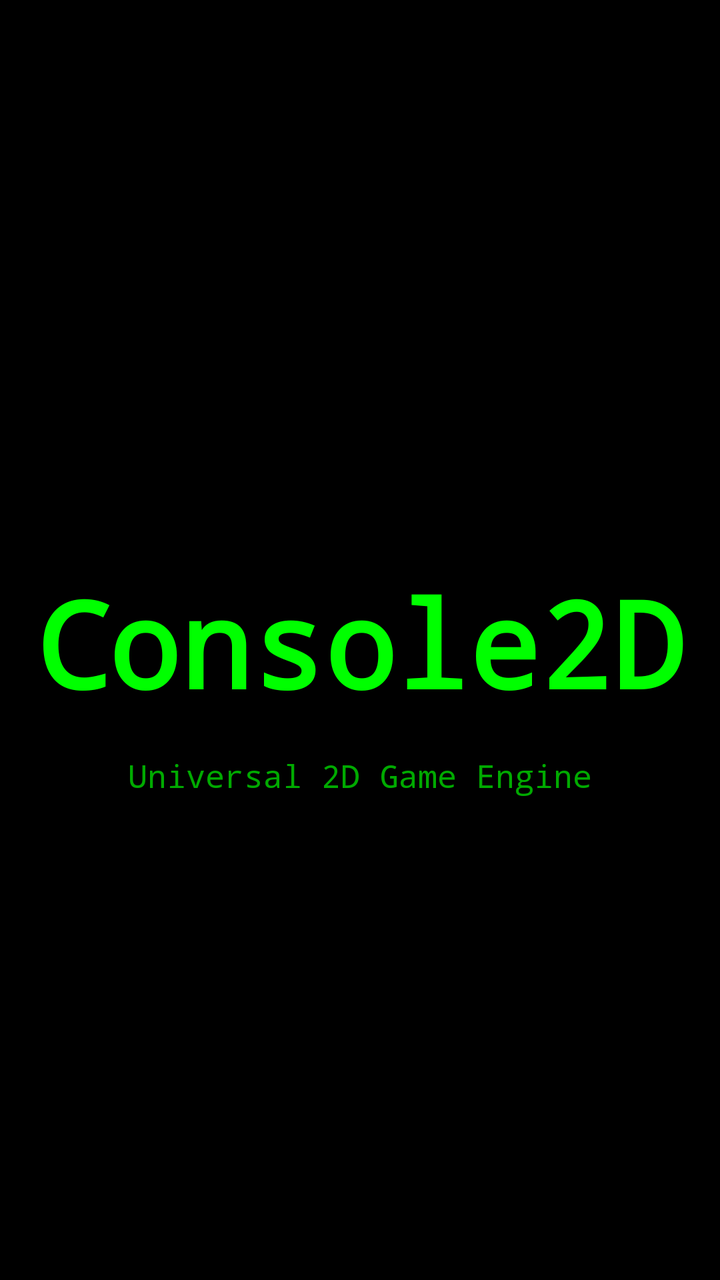
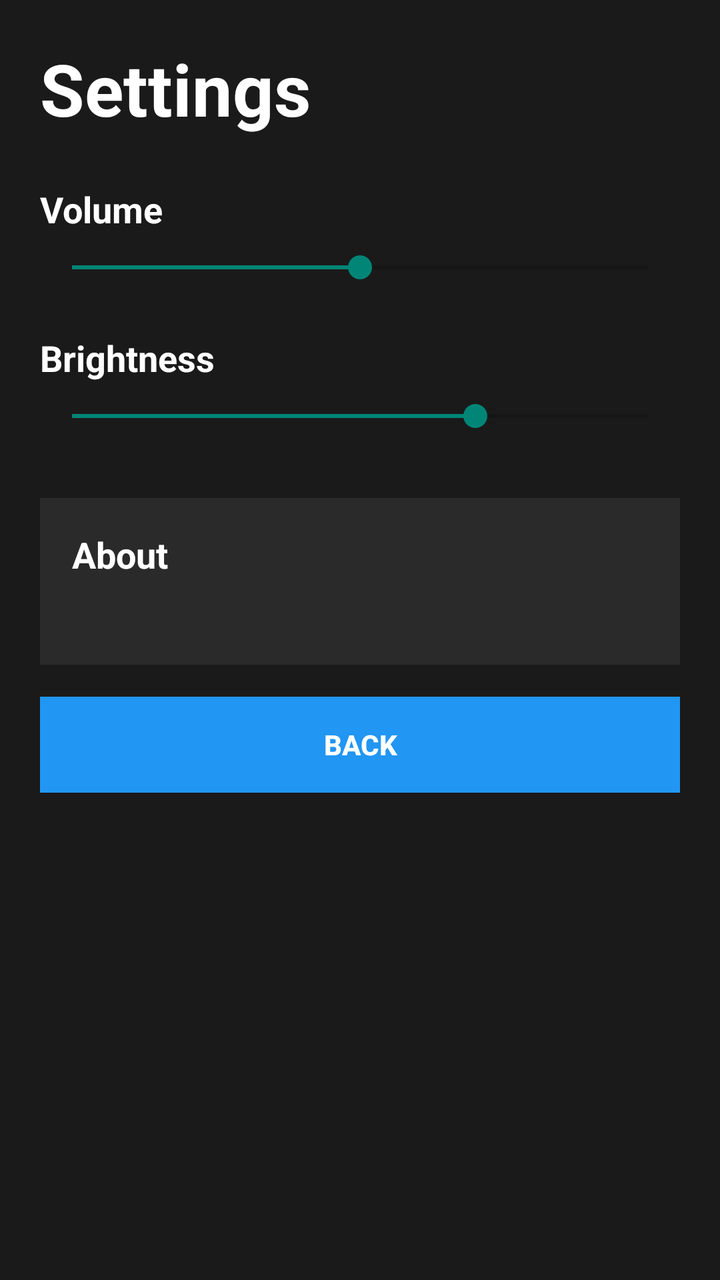

The first picture is an Android layout as it rendered before a commit; the second is the same layout after the commit. The layout source and the unified diff follow.
<!-- AndroidManifest.xml: application theme Theme.Console2D -->
<!-- res/layout/activity_settings.xml -->
<?xml version="1.0" encoding="utf-8"?>
<LinearLayout xmlns:android="http://schemas.android.com/apk/res/android"
    android:layout_width="match_parent"
    android:layout_height="match_parent"
    android:background="#000000"
    android:orientation="vertical"
    android:gravity="center">

    <ImageView
        android:id="@+id/splashLogo"
        android:layout_width="150dp"
        android:layout_height="150dp"
        android:layout_marginBottom="20dp"
        android:scaleType="centerInside"
        android:tint="#00FF00" />

    <TextView
        android:id="@+id/splashTitle"
        android:layout_width="wrap_content"
        android:layout_height="wrap_content"
        android:text="@string/app_name"
        android:textSize="60sp"
        android:textStyle="bold"
        android:textColor="#00FF00"
        android:fontFamily="monospace" />

    <TextView
        android:id="@+id/splashSubtitle"
        android:layout_width="wrap_content"
        android:layout_height="wrap_content"
        android:text="@string/app_subtitle"
        android:textSize="16sp"
        android:textColor="#00AA00"
        android:layout_marginTop="16dp"
        android:fontFamily="monospace" />

    <ProgressBar
        android:layout_width="80dp"
        android:layout_height="80dp"
        android:layout_marginTop="50dp"
        android:indeterminate="true"
        android:indeterminateTint="#00FF00" />

</LinearLayout>
<!-- resources referenced by this layout -->
<resources>
  <string name="app_name">Console2D</string>
  <string name="app_subtitle">Universal 2D Game Engine</string>
  <style name="Theme.Console2D" parent="Theme.AppCompat.DayNight.NoActionBar">
          <item name="colorPrimary">@color/purple_500</item>
          <item name="colorPrimaryVariant">@color/purple_700</item>
          <item name="colorSecondary">@color/teal_200</item>
          <item name="colorSecondaryVariant">@color/teal_700</item>
          <item name="colorError">@android:color/holo_red_dark</item>
          <item name="colorOnBackground">@color/black</item>
          <item name="android:windowBackground">@color/black</item>
          <item name="android:textColor">@color/white</item>
          <item name="android:windowLightStatusBar">false</item>
      </style>
  <color name="purple_500">#FF6200EE</color>
  <color name="purple_700">#FF3700B3</color>
  <color name="teal_200">#FF03DAC5</color>
  <color name="teal_700">#FF018786</color>
  <color name="black">#FF000000</color>
  <color name="white">#FFFFFFFF</color>
</resources>

<!-- the commit's change to res/layout/activity_settings.xml (unified diff, before → after) -->
@@ -1,44 +1,98 @@
 <?xml version="1.0" encoding="utf-8"?>
-<LinearLayout xmlns:android="http://schemas.android.com/apk/res/android"
+<ScrollView xmlns:android="http://schemas.android.com/apk/res/android"
     android:layout_width="match_parent"
     android:layout_height="match_parent"
-    android:background="#000000"
-    android:orientation="vertical"
-    android:gravity="center">
+    android:background="#1a1a1a">
 
-    <ImageView
-        android:id="@+id/splashLogo"
-        android:layout_width="150dp"
-        android:layout_height="150dp"
-        android:layout_marginBottom="20dp"
-        android:scaleType="centerInside"
-        android:tint="#00FF00" />
+    <LinearLayout
+        android:layout_width="match_parent"
+        android:layout_height="wrap_content"
+        android:orientation="vertical"
+        android:padding="20dp">
 
-    <TextView
-        android:id="@+id/splashTitle"
-        android:layout_width="wrap_content"
-        android:layout_height="wrap_content"
-        android:text="@string/app_name"
-        android:textSize="60sp"
-        android:textStyle="bold"
-        android:textColor="#00FF00"
-        android:fontFamily="monospace" />
+        <TextView
+            android:layout_width="match_parent"
+            android:layout_height="wrap_content"
+            android:text="@string/settings"
+            android:textSize="36sp"
+            android:textColor="#FFFFFF"
+            android:textStyle="bold"
+            android:layout_marginBottom="24dp" />
 
-    <TextView
-        android:id="@+id/splashSubtitle"
-        android:layout_width="wrap_content"
-        android:layout_height="wrap_content"
-        android:text="@string/app_subtitle"
-        android:textSize="16sp"
-        android:textColor="#00AA00"
-        android:layout_marginTop="16dp"
-        android:fontFamily="monospace" />
+        
+        <TextView
+            android:layout_width="match_parent"
+            android:layout_height="wrap_content"
+            android:text="@string/volume"
+            android:textSize="18sp"
+            android:textColor="#FFFFFF"
+            android:textStyle="bold"
+            android:layout_marginBottom="8dp" />
 
-    <ProgressBar
-        android:layout_width="80dp"
-        android:layout_height="80dp"
-        android:layout_marginTop="50dp"
-        android:indeterminate="true"
-        android:indeterminateTint="#00FF00" />
+        <SeekBar
+            android:id="@+id/volumeSeekBar"
+            android:layout_width="match_parent"
+            android:layout_height="wrap_content"
+            android:max="100"
+            android:progress="50"
+            android:layout_marginBottom="24dp" />
 
-</LinearLayout>
+        
+        <TextView
+            android:layout_width="match_parent"
+            android:layout_height="wrap_content"
+            android:text="@string/brightness"
+            android:textSize="18sp"
+            android:textColor="#FFFFFF"
+            android:textStyle="bold"
+            android:layout_marginBottom="8dp" />
+
+        <SeekBar
+            android:id="@+id/brightnessSeekBar"
+            android:layout_width="match_parent"
+            android:layout_height="wrap_content"
+            android:max="100"
+            android:progress="70"
+            android:layout_marginBottom="32dp" />
+
+        
+        <LinearLayout
+            android:layout_width="match_parent"
+            android:layout_height="wrap_content"
+            android:orientation="vertical"
+            android:background="#2a2a2a"
+            android:padding="16dp"
+            android:layout_marginBottom="16dp">
+
+            <TextView
+                android:layout_width="match_parent"
+                android:layout_height="wrap_content"
+                android:text="@string/about"
+                android:textSize="18sp"
+                android:textColor="#FFFFFF"
+                android:textStyle="bold"
+                android:layout_marginBottom="8dp" />
+
+            <TextView
+                android:id="@+id/versionTextView"
+                android:layout_width="match_parent"
+                android:layout_height="wrap_content"
+                android:textSize="14sp"
+                android:textColor="#CCCCCC" />
+
+        </LinearLayout>
+
+        
+        <Button
+            android:id="@+id/backButton"
+            android:layout_width="match_parent"
+            android:layout_height="wrap_content"
+            android:text="@string/back"
+            android:textColor="#FFFFFF"
+            android:textStyle="bold"
+            android:background="#2196F3"
+            android:padding="14dp" />
+
+    </LinearLayout>
+
+</ScrollView>
<!-- resource entries referenced after the edit -->
@@ -1,7 +1,10 @@
 <!-- resources referenced by this layout -->
 <resources>
-  <string name="app_name">Console2D</string>
-  <string name="app_subtitle">Universal 2D Game Engine</string>
+  <string name="about">About</string>
+  <string name="back">Back</string>
+  <string name="brightness">Brightness</string>
+  <string name="settings">Settings</string>
+  <string name="volume">Volume</string>
   <style name="Theme.Console2D" parent="Theme.AppCompat.DayNight.NoActionBar">
           <item name="colorPrimary">@color/purple_500</item>
           <item name="colorPrimaryVariant">@color/purple_700</item>
